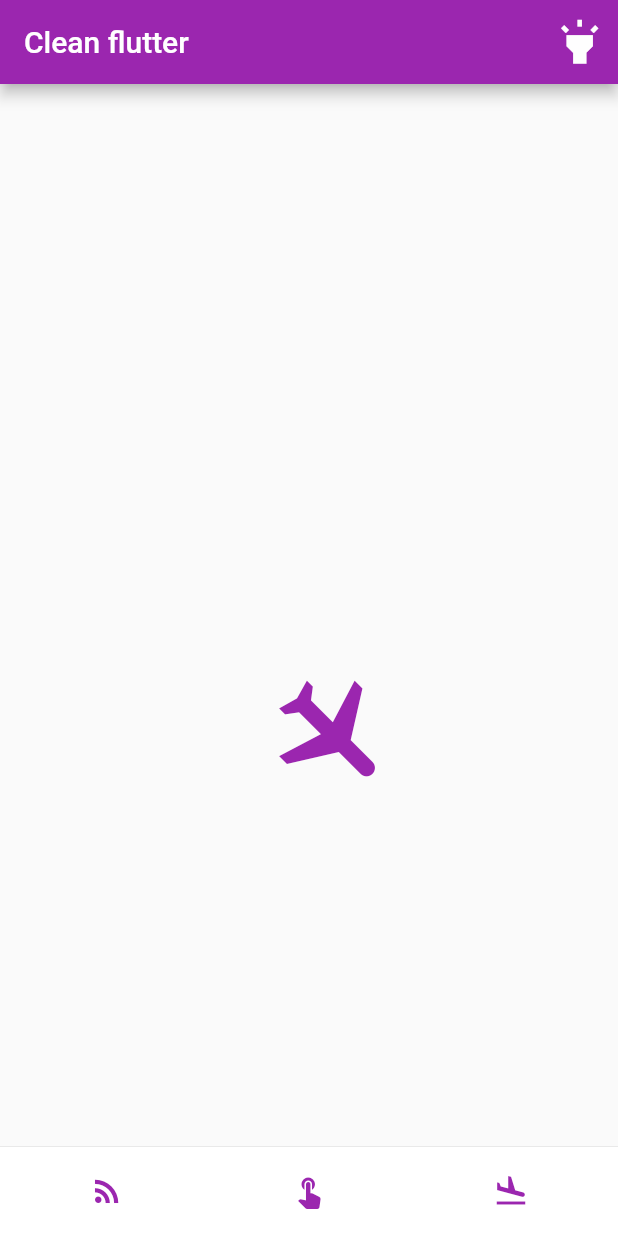
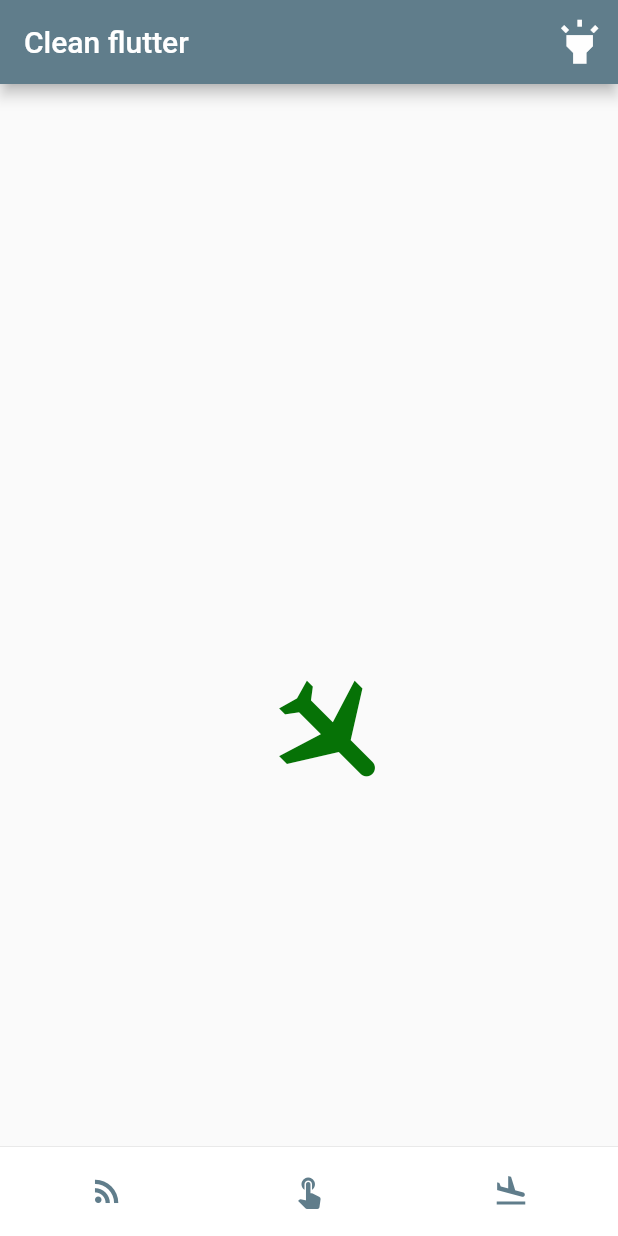
Before and after one commit to ficiverson/clean-flutter, a Flutter app: the screen it shows after launch, item 3 of the bottom bar chosen, on a phone screen of 412 x 824 dp. Run offline on Flutter 3.47's test engine with Material 2 defaults, Android fonts, the light colour scheme and no system bars; statements that could not run were skipped.

Commit message:
Update project to last version of flutter

```diff
--- a/lib/data/model/user.dart
+++ b/lib/data/model/user.dart
@@ -17,7 +17,7 @@ class UserSource {
         picture = map["picture"]["large"],
         first = map["name"]["first"],
         last = map["name"]["last"],
-        street = map["location"] != null ? map["location"]["street"]  : null,
+        street = map["location"] != null ? map["location"]["street"]["name"]  : null,
         city = map["location"] != null ? map["location"]["city"]  : null,
         state = map["location"] != null ? map["location"]["state"]  : null,
         postcode = map["location"] != null ? map["location"]["postcode"].toString() : null;
--- a/lib/data/result/result.dart
+++ b/lib/data/result/result.dart
@@ -24,3 +24,11 @@ class Result<T> {
     return status;
   }
 }
+
+class Success<T> extends Result<T>{
+  Success(T data, Status dataStatus) : super(dataStatus,data);
+}
+
+class Error<T> extends Result<T>{
+  Error(T data, Status dataStatus, String error) : super(dataStatus,data);
+}
--- a/lib/ui/animation/flight_animation.dart
+++ b/lib/ui/animation/flight_animation.dart
@@ -87,8 +87,8 @@ class _FlightAnimationState extends State<FlightAnimation>
               child: new Icon(
                 //REPLACEME
                 Icons.flight,
-                // Icons.radio,
-                color: AppColors.blue_bubble,
+                 //Icons.radio,
+                color: AppColors.treeGreen,
                 size: 90.0,
               ),
             )
--- a/lib/ui/home/home_presenter.dart
+++ b/lib/ui/home/home_presenter.dart
@@ -1,5 +1,6 @@
 import 'dart:async';
 
+import 'package:cleanflutter/data/model/user.dart';
 import 'package:cleanflutter/injection/dependency_injection.dart';
 import 'package:cleanflutter/data/result/result.dart';
 import 'package:cleanflutter/data/usecase/user_use_case.dart';
@@ -43,15 +44,29 @@ class HomePresenter {
    *
    * params: datapolicy
    */
-  fetchUsers(DataPolicy datapolicy) async {
-    var result = await new UserUseCase(
-        Injector.provideUserRepository())
-        .fetchUsers(datapolicy);
-    if (result.status == Status.ok) {
-      _view.onLoadUsers(result.data);
-    } else {
-      _view.onError(result.status.toString());
+  fetchUsers(DataPolicy datapolicy) {
+    var userUserCase = new UserUseCase(Injector.provideUserRepository());
+    userUserCase.params = datapolicy;
+    userUserCase.execute().listen((result) {
+      if (result is Success) {
+        _view.onLoadUsers(_asUIContent(result).data);
+      } else {
+        _view.onError(result.status.toString());
+      }
+    });
+  }
+
+  /**
+   *
+   * convert domain model to view model
+   *
+   */
+  Result<List<User>> _asUIContent(Result<List<UserSource>> resultSource) {
+    List<User> resultList = new List<User>();
+    if (resultSource.getData() != null) {
+      resultSource.getData().forEach((u) => resultList.add(new User(u)));
     }
+    return new Result(resultSource.status, resultList);
   }
 
   /**
--- a/lib/ui/home/home_view.dart
+++ b/lib/ui/home/home_view.dart
@@ -1,6 +1,5 @@
 import 'package:cleanflutter/ui/animation/flight_animation.dart';
 import 'package:cleanflutter/ui/customview/custom_touch_view.dart';
-import 'package:cleanflutter/ui/detail/detail_view.dart';
 import 'package:cleanflutter/ui/home/drawer_menu.dart';
 import 'package:cleanflutter/ui/model/user.dart';
 import 'package:flutter/material.dart';
@@ -190,6 +189,7 @@ class _MyHomePageState extends State<MyHomePage>
   @override
   onError(String msg) {
     //TODO show a popup with the error
+    setState(() => _loading = false);
     print(msg);
   }
 
--- a/lib/ui/utils/uxhelper/app_colors.dart
+++ b/lib/ui/utils/uxhelper/app_colors.dart
@@ -11,8 +11,8 @@ class AppColors {
   static const Color white = const Color(0x9FFFFFFFF);
 
   //REPLACEME
-  static const Color blue_bubble = const Color(0xFF9B26AF);
-  //static const Color blue_bubble = const Color(0xFF607D8B); //const Color(0xFF9B26AF);
+  //static const Color blue_bubble = const Color(0xFF9B26AF);
+  static const Color blue_bubble = const Color(0xFF607D8B); //const Color(0xFF9B26AF);
 
 
   static const Color blackgradient = const Color(0x99000000);
```
Also changed, not shown: lib/data/datasource/user_datasource.dart (+7 -6 lines), lib/data/repository/user_repository.dart (+7 -2 lines), lib/data/usecase/base_use_case.dart (added, +18 -0 lines), lib/data/usecase/user_use_case.dart (+7 -21 lines), lib/ui/utils/http/simple_client.dart (+4 -5 lines), pubspec.yaml (+5 -3 lines), test_mocks/users.json (+10 -10 lines), 4 other files.
